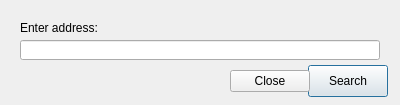
Above: InADSGeoCoder/inads_geocoder_dialog_base.ui from sookoll/qgis_plugin_inads_geocoder before the change. Below: the same form after it.
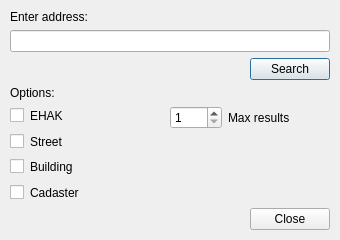
That is the form after the change.

Commit message: Added options into dialog (#1)

What changed in the file:
```diff
--- a/InADSGeoCoder/inads_geocoder_dialog_base.ui
+++ b/InADSGeoCoder/inads_geocoder_dialog_base.ui
@@ -5,62 +5,247 @@
             <rect>
                 <x>0</x>
                 <y>0</y>
-                <width>400</width>
-                <height>105</height>
+        <width>340</width>
+        <height>240</height>
             </rect>
         </property>
         <property name="windowTitle">
             <string>InADS GeoCoder</string>
         </property>
 
+    <widget class="QWidget" name="verticalLayoutWidget">
+      <property name="geometry">
+        <rect>
+          <x>10</x>
+          <y>10</y>
+          <width>320</width>
+          <height>220</height>
+        </rect>
+      </property>
+
+      <layout class="QVBoxLayout">
+        <item>
+          <!-- address label -->
         <widget class="QLabel" name="address_label">
-            <property name="geometry">
-                <rect>
-                    <x>20</x>
-                    <y>20</y>
-                    <width>360</width>
-                    <height>16</height>
-                </rect>
-            </property>
             <property name="text">
                 <string>Enter address:</string>
             </property>
         </widget>
-
-        <widget class="QLineEdit" name="address">
-            <property name="geometry">
-                <rect>
-                    <x>20</x>
-                    <y>40</y>
-                    <width>360</width>
+        </item>
+        <item>
+          <!-- address input -->
+          <widget class="QLineEdit" name="address" />
+        </item>
+        <item>
+          <layout class="QHBoxLayout">
+            <item>
+              <spacer>
+                <property name="orientation">
+                  <enum>Qt::Horizontal</enum>
+                </property>
+                <property name="sizeHint" stdset="0">
+                  <size>
+                    <width>140</width>
                     <height>20</height>
-                </rect>
-            </property>
-        </widget>
-
+                  </size>
+                </property>
+              </spacer>
+            </item>
+            <item>
+              <!-- geocode button -->
         <widget class="QPushButton" name="geocode_button">
-            <property name="geometry">
-                <rect>
-                    <x>308</x>
-                    <y>65</y>
-                    <width>80</width>
-                    <height>32</height>
-                </rect>
-            </property>
             <property name="text">
                 <string>Search</string>
             </property>
         </widget>
+            </item>
+          </layout>
 
+        </item>
+        <item>
+          <!-- options text -->
+          <widget class="QLabel" name="opts_label">
+            <property name="text">
+              <string>Options:</string>
+            </property>
+          </widget>
+        </item>
+        <item>
+          <layout class="QHBoxLayout">
+            <item>
+              <layout class="QVBoxLayout">
+                <item>
+                  <layout class="QHBoxLayout">
+                    <item>
+                      <widget class="QCheckBox" name="EHAK"/>
+                    </item>
+                    <item>
+                      <widget class="QLabel">
+                        <property name="text">
+                          <string>EHAK</string>
+                        </property>
+                      </widget>
+                    </item>
+                    <item>
+                      <spacer>
+                        <property name="orientation">
+                          <enum>Qt::Horizontal</enum>
+                        </property>
+                        <property name="sizeHint" stdset="0">
+                          <size>
+                            <width>20</width>
+                            <height>20</height>
+                          </size>
+                        </property>
+                      </spacer>
+                    </item>
+                  </layout>
+                </item>
+                <item>
+                  <layout class="QHBoxLayout">
+                    <item>
+                      <widget class="QCheckBox" name="TANAV"/>
+                    </item>
+                    <item>
+                      <widget class="QLabel">
+                        <property name="text">
+                          <string>Street</string>
+                        </property>
+                      </widget>
+                    </item>
+                    <item>
+                      <spacer>
+                        <property name="orientation">
+                          <enum>Qt::Horizontal</enum>
+                        </property>
+                        <property name="sizeHint" stdset="0">
+                          <size>
+                            <width>20</width>
+                            <height>20</height>
+                          </size>
+                        </property>
+                      </spacer>
+                    </item>
+                  </layout>
+                </item>
+                <item>
+                  <layout class="QHBoxLayout">
+                    <item>
+                      <widget class="QCheckBox" name="EHITISHOONE"/>
+                    </item>
+                    <item>
+                      <widget class="QLabel">
+                        <property name="text">
+                          <string>Building</string>
+                        </property>
+                      </widget>
+                    </item>
+                    <item>
+                      <spacer>
+                        <property name="orientation">
+                          <enum>Qt::Horizontal</enum>
+                        </property>
+                        <property name="sizeHint" stdset="0">
+                          <size>
+                            <width>20</width>
+                            <height>20</height>
+                          </size>
+                        </property>
+                      </spacer>
+                    </item>
+                  </layout>
+                </item>
+                <item>
+                  <layout class="QHBoxLayout">
+                    <item>
+                      <widget class="QCheckBox" name="KATASTRIYKSUS"/>
+                    </item>
+                    <item>
+                      <widget class="QLabel">
+                        <property name="text">
+                          <string>Cadaster</string>
+                        </property>
+                      </widget>
+                    </item>
+                    <item>
+                      <spacer>
+                        <property name="orientation">
+                          <enum>Qt::Horizontal</enum>
+                        </property>
+                        <property name="sizeHint" stdset="0">
+                          <size>
+                            <width>20</width>
+                            <height>20</height>
+                          </size>
+                        </property>
+                      </spacer>
+                    </item>
+                  </layout>
+                </item>
+              </layout>
+            </item>
+            <item>
+              <layout class="QVBoxLayout">
+                <item>
+                  <layout class="QHBoxLayout">
+                    <item>
+                      <!-- results input -->
+                      <widget class="QSpinBox" name="results">
+                        <property name="minimum">
+                          <number>1</number>
+                        </property>
+                        <property name="maximum">
+                          <number>100</number>
+                        </property>
+                        <property name="singleStep">
+                          <number>1</number>
+                        </property>
+                      </widget>
+                    </item>
+                    <item>
+                      <!-- results label -->
+                      <widget class="QLabel" name="results_label">
+                        <property name="text">
+                          <string>Max results</string>
+                        </property>
+                      </widget>
+                    </item>
+
+                  </layout>
+                </item>
+                <item>
+                  <spacer>
+                    <property name="orientation">
+                      <enum>Qt::Vertical</enum>
+                    </property>
+                    <property name="sizeHint" stdset="0">
+                      <size>
+                        <width>120</width>
+                        <height>120</height>
+                      </size>
+                    </property>
+                  </spacer>
+                </item>
+              </layout>
+            </item>
+            <item>
+              <spacer>
+                <property name="orientation">
+                  <enum>Qt::Vertical</enum>
+                </property>
+                <property name="sizeHint" stdset="0">
+                  <size>
+                    <width>40</width>
+                    <height>120</height>
+                  </size>
+                </property>
+              </spacer>
+            </item>
+          </layout>
+        </item>
+        <item>
+          <!-- dialog buttons -->
         <widget class="QDialogButtonBox" name="button_box">
-            <property name="geometry">
-                <rect>
-                    <x>30</x>
-                    <y>65</y>
-                    <width>280</width>
-                    <height>32</height>
-                </rect>
-            </property>
             <property name="orientation">
                 <enum>Qt::Horizontal</enum>
             </property>
@@ -68,8 +253,13 @@
                 <set>QDialogButtonBox::Close</set>
             </property>
         </widget>
+        </item>
+      </layout>
 
     </widget>
+
+  </widget>
+
     <resources/>
     <connections>
         <connection>
```
Left out of the diff: 2 changed lines with no effect on the pictures. Lines whose indentation alone changed are shown as unchanged. The commit also changes 1 other file.
